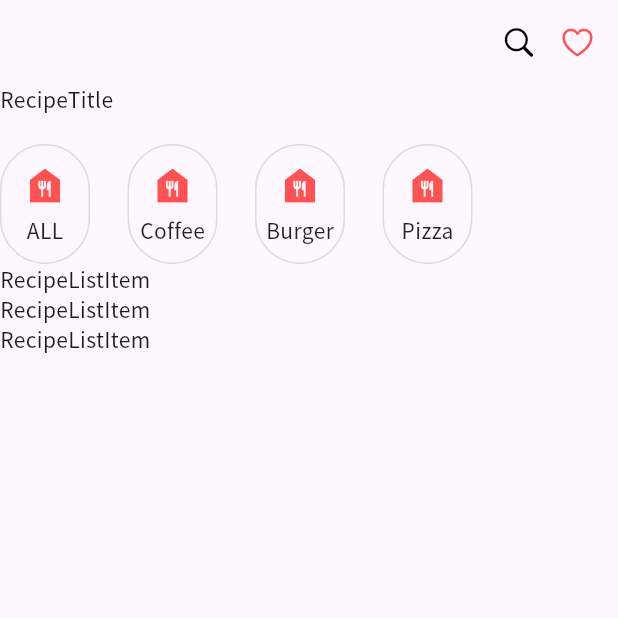
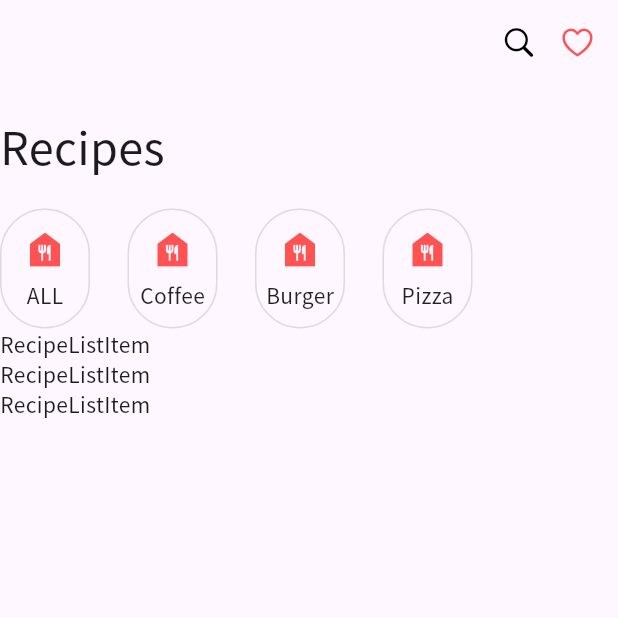
Before and after one commit to ilsong963/flutter_recipe_app, a Flutter app: the screen it shows after launch, on a phone screen of 412 x 824 dp, the top half of it. Run offline on Flutter 3.47's test engine with Material 3 defaults, Android fonts, the phone set to English and light mode, and no system bars.

Commit message:
feat: title 텍스트 스타일 적용

```diff
--- a/lib/recipe_title.dart
+++ b/lib/recipe_title.dart
@@ -5,6 +5,6 @@ class RecipeTitle extends StatelessWidget {
 
   @override
   Widget build(BuildContext context) {
-    return Text("RecipeTitle");
+    return Padding(padding: EdgeInsets.only(top: 20), child: Text("Recipes", style: TextStyle(fontSize: 30)));
   }
 }
```
